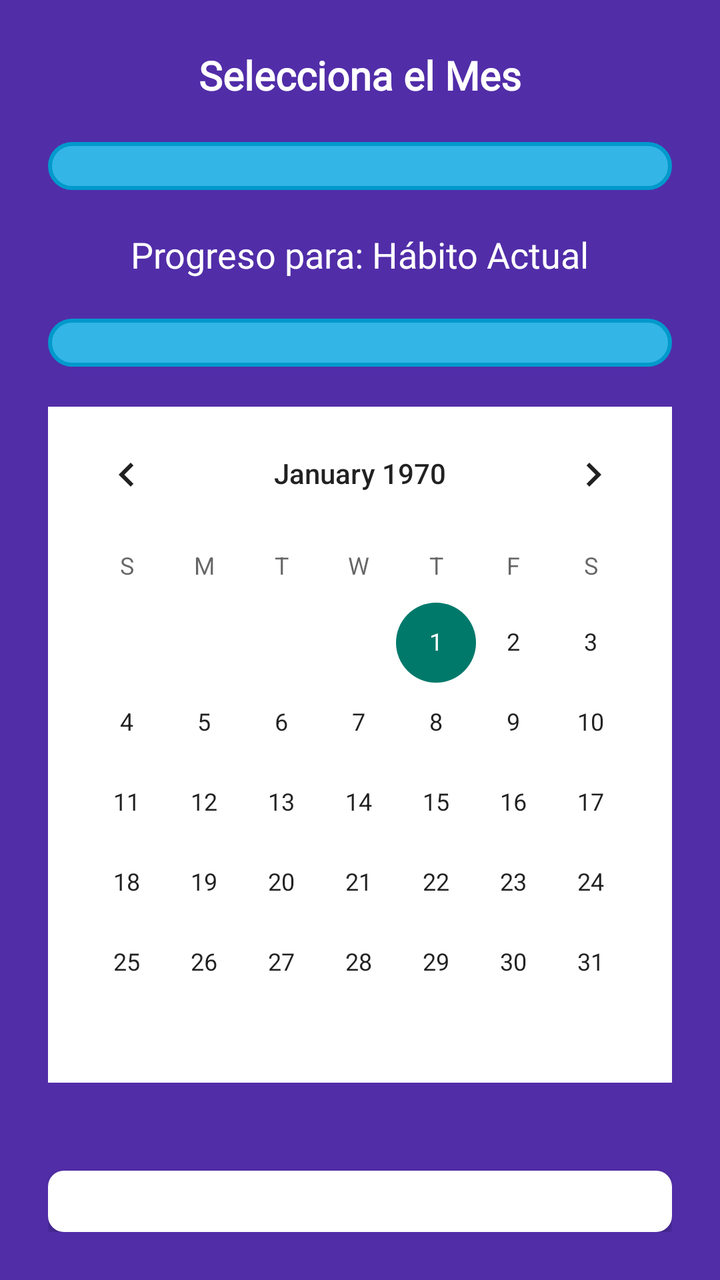
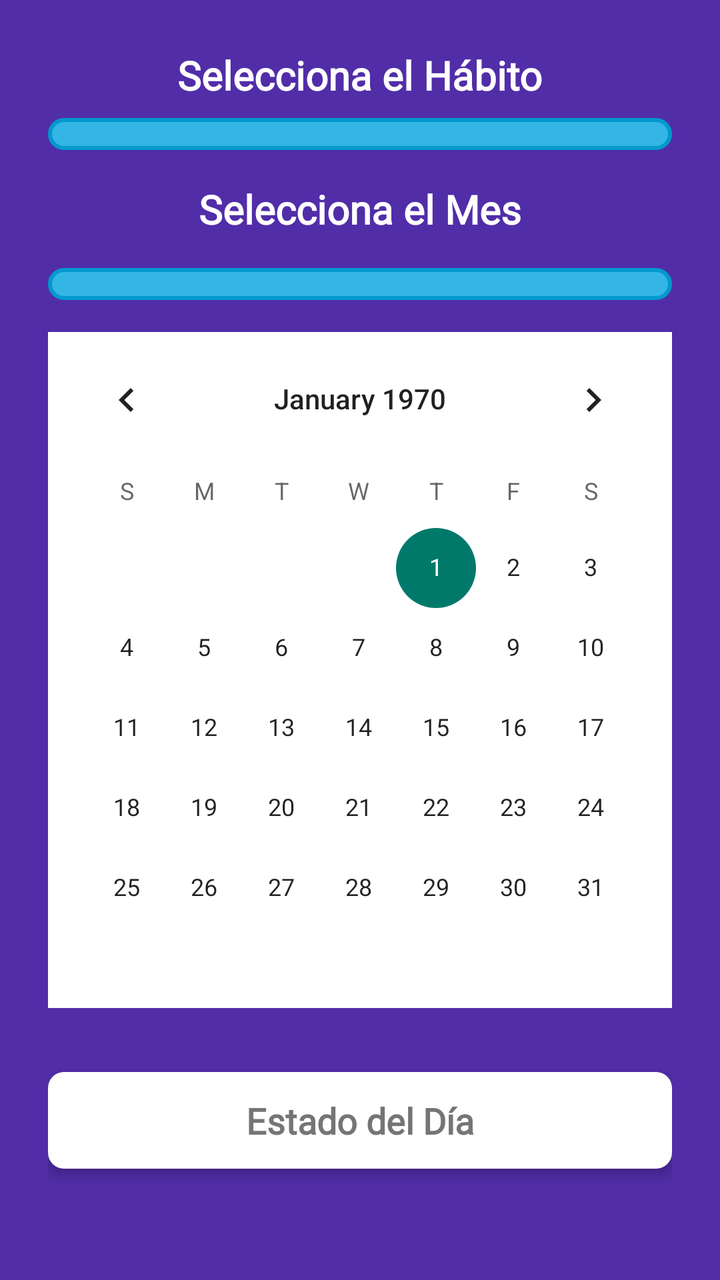

Two renders of the same Android screen: before a commit and after it. Below are the layout's source before the change and the commit's diff.
<!-- AndroidManifest.xml: application theme Theme.MalosH -->
<!-- res/layout/fragment_progreso_meta.xml -->
<LinearLayout xmlns:android="http://schemas.android.com/apk/res/android"
    android:layout_width="match_parent"
    android:layout_height="match_parent"
    android:orientation="vertical"
    android:gravity="center"
    android:padding="24dp"
    android:background="@color/purple_dark">

    
    <TextView
        android:id="@+id/periodoSeleccionadoTextView"
        android:layout_width="wrap_content"
        android:layout_height="wrap_content"
        android:text="Selecciona el Mes"
        android:textSize="20sp"
        android:textColor="@color/white"
        android:textStyle="bold"
        android:fontFamily="@font/roboto_medium"
        android:layout_marginBottom="20dp" />

    
    <Spinner
        android:id="@+id/habitoSpinner"
        android:layout_width="match_parent"
        android:layout_height="wrap_content"
        android:layout_marginBottom="20dp"
        android:padding="12dp"
        android:background="@drawable/spinner_background" />

    
    <TextView
        android:id="@+id/habitoActualTextView"
        android:layout_width="wrap_content"
        android:layout_height="wrap_content"
        android:text="Progreso para: Hábito Actual"
        android:textSize="18sp"
        android:textColor="@color/white"
        android:fontFamily="@font/roboto_medium"
        android:layout_marginBottom="20dp" />

    
    <Spinner
        android:id="@+id/mesSpinner"
        android:layout_width="match_parent"
        android:layout_height="wrap_content"
        android:layout_marginBottom="20dp"
        android:padding="12dp"
        android:background="@drawable/spinner_background" />

    
    <CalendarView
        android:id="@+id/calendarioMeta"
        android:layout_width="match_parent"
        android:layout_height="wrap_content"
        android:layout_marginBottom="24dp"
        android:background="@color/white" />

    
    <TextView
        android:id="@+id/estadoDiaTextView"
        android:layout_width="match_parent"
        android:layout_height="wrap_content"
        android:text="Estado del Día"
        android:textSize="18sp"
        android:padding="16dp"
        android:textColor="@color/text_color_secondary"
        android:background="@drawable/textview_background"
        android:layout_marginTop="20dp"
        android:gravity="center"
        android:textStyle="bold"
        android:fontFamily="@font/roboto_medium"
        android:elevation="4dp" />

</LinearLayout>
<!-- resources referenced by this layout -->
<resources>
  <color name="purple_dark">#512DA8</color>
  <color name="text_color_secondary">#757575</color>
  <color name="white">#FFFFFF</color>
  <!-- drawable spinner_background (drawable) -->
  <shape xmlns:android="http://schemas.android.com/apk/res/android">
      <solid android:color="@android:color/holo_blue_light"/>
      <corners android:radius="16dp"/>
      <stroke android:width="2dp" android:color="@android:color/holo_blue_dark"/>
      <padding android:left="8dp" android:right="8dp" android:top="8dp" android:bottom="8dp"/>
  </shape>
  <!-- drawable textview_background (drawable) -->
  <shape xmlns:android="http://schemas.android.com/apk/res/android">
      <solid android:color="#FFFFFF" />
      <corners android:radius="8dp" />
  </shape>
  <style name="Theme.MalosH" parent="Theme.MaterialComponents.DayNight.NoActionBar">
          
          <item name="colorPrimary">@color/purple</item>
          <item name="colorPrimaryDark">@color/purple</item>
          <item name="colorAccent">@color/teal_dark</item>
      </style>
  <color name="purple">#7E57C2</color>
  <color name="teal_dark">#00796B</color>
</resources>

<!-- the commit's change to res/layout/fragment_progreso_meta.xml (unified diff, before → after) -->
@@ -2,13 +2,35 @@
     android:layout_width="match_parent"
     android:layout_height="match_parent"
     android:orientation="vertical"
-    android:gravity="center"
+    android:gravity="center_horizontal"
     android:padding="24dp"
     android:background="@color/purple_dark">
 
     
     <TextView
-        android:id="@+id/periodoSeleccionadoTextView"
+        android:id="@+id/habitoSeleccionadoTextView"
+        android:layout_width="wrap_content"
+        android:layout_height="wrap_content"
+        android:text="Selecciona el Hábito"
+        android:textSize="20sp"
+        android:textColor="@color/white"
+        android:textStyle="bold"
+        android:fontFamily="@font/roboto_medium"
+        android:layout_marginBottom="8dp" />
+
+    <Spinner
+        android:id="@+id/habitoSpinner"
+        android:layout_width="match_parent"
+        android:layout_height="wrap_content"
+        android:layout_marginBottom="16dp"
+        android:padding="8dp"
+        android:background="@drawable/spinner_background" />
+
+
+
+    
+    <TextView
+        android:id="@+id/mesSeleccionadoTextView"
         android:layout_width="wrap_content"
         android:layout_height="wrap_content"
         android:text="Selecciona el Mes"
@@ -16,35 +38,15 @@
         android:textColor="@color/white"
         android:textStyle="bold"
         android:fontFamily="@font/roboto_medium"
-        android:layout_marginBottom="20dp" />
+        android:layout_marginBottom="8dp" />
 
-    
-    <Spinner
-        android:id="@+id/habitoSpinner"
-        android:layout_width="match_parent"
-        android:layout_height="wrap_content"
-        android:layout_marginBottom="20dp"
-        android:padding="12dp"
-        android:background="@drawable/spinner_background" />
-
-    
-    <TextView
-        android:id="@+id/habitoActualTextView"
-        android:layout_width="wrap_content"
-        android:layout_height="wrap_content"
-        android:text="Progreso para: Hábito Actual"
-        android:textSize="18sp"
-        android:textColor="@color/white"
-        android:fontFamily="@font/roboto_medium"
-        android:layout_marginBottom="20dp" />
-
-    
     <Spinner
         android:id="@+id/mesSpinner"
         android:layout_width="match_parent"
         android:layout_height="wrap_content"
-        android:layout_marginBottom="20dp"
-        android:padding="12dp"
+        android:layout_marginTop="8dp"
+        android:layout_marginBottom="16dp"
+        android:padding="8dp"
         android:background="@drawable/spinner_background" />
 
     
@@ -52,7 +54,7 @@
         android:id="@+id/calendarioMeta"
         android:layout_width="match_parent"
         android:layout_height="wrap_content"
-        android:layout_marginBottom="24dp"
+        android:layout_marginBottom="16dp"
         android:background="@color/white" />
 
     
@@ -62,10 +64,10 @@
         android:layout_height="wrap_content"
         android:text="Estado del Día"
         android:textSize="18sp"
-        android:padding="16dp"
+        android:padding="12dp"
         android:textColor="@color/text_color_secondary"
         android:background="@drawable/textview_background"
-        android:layout_marginTop="20dp"
+        android:layout_marginTop="16dp"
         android:gravity="center"
         android:textStyle="bold"
         android:fontFamily="@font/roboto_medium"
